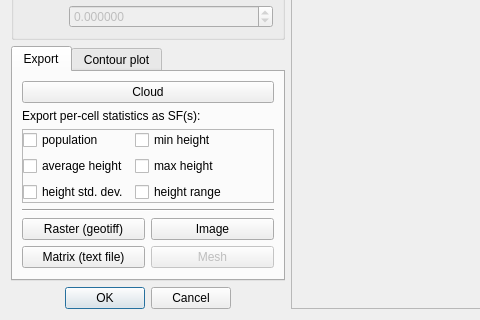
Above: qCC/ui_templates/rasterizeDlg.ui from CloudCompare/CloudCompare before the change; both pictures show x 0 to 480 and y 433 to 753 of the 1000 by 753 pixel window. Below: the same form after it.
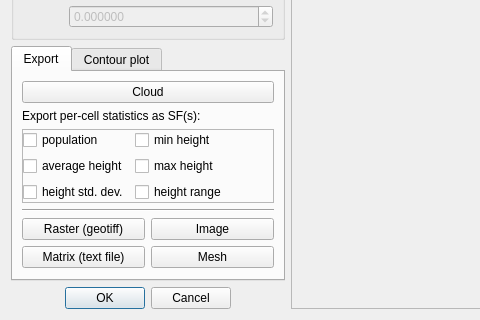
That is the form after the change.

Commit message: Rasterize tool: export to mesh functionnality added

The edit to the form file:
```diff
--- a/qCC/ui_templates/rasterizeDlg.ui
+++ b/qCC/ui_templates/rasterizeDlg.ui
@@ -546,9 +546,6 @@
             </item>
             <item>
              <widget class="QPushButton" name="generateMeshPushButton">
-              <property name="enabled">
-               <bool>false</bool>
-              </property>
               <property name="text">
                <string>Mesh</string>
               </property>
```
Left out of the diff: 34 changed lines with no effect on the pictures. The commit also changes 2 other files.
